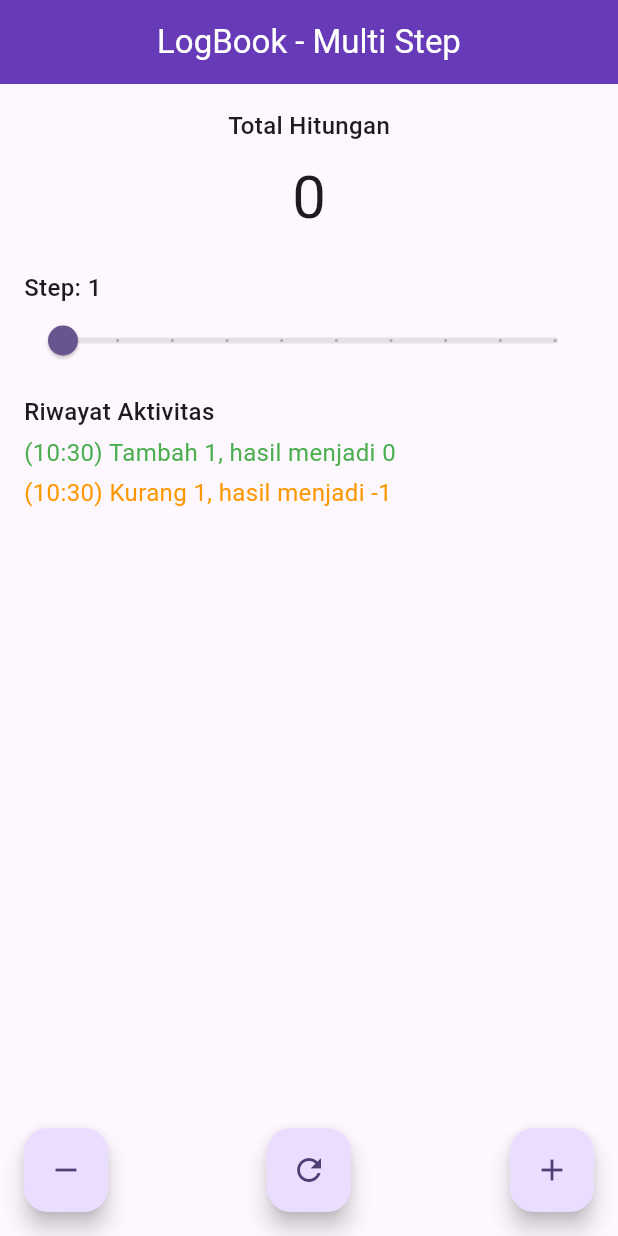
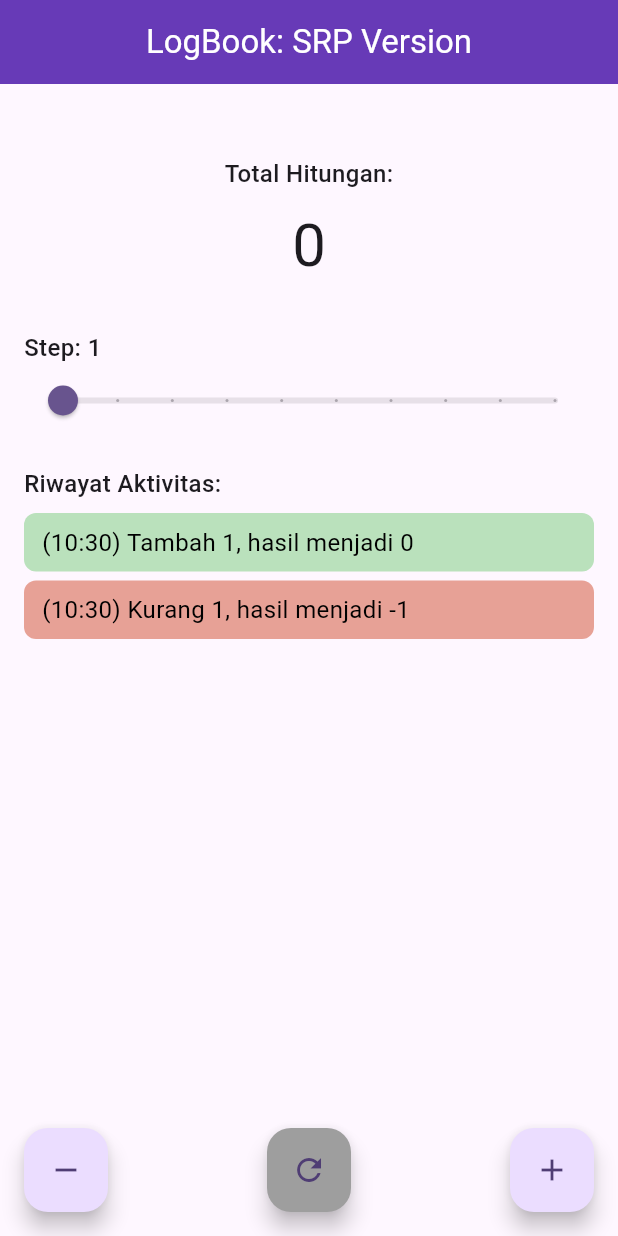
Before and after one commit to zahwanazalla16/-PY4_2A_D3_2024-_Modul1_030, a Flutter app: the screen it shows after launch, after a tap on the "remove" icon, after a tap on the "add" icon, on a phone screen of 412 x 824 dp. Run offline on Flutter 3.47's test engine with Material 3 defaults, Android fonts, the phone set to English and light mode, and no system bars.

Commit message:
Update UI dan reset

```diff
--- a/lib/counter_controller.dart
+++ b/lib/counter_controller.dart
@@ -17,9 +17,8 @@ class CounterController {
     return '($hour:$minute)';
   }
 
-  void _addHistory(String action) {
-    _history.insert(0, action);
-
+  void _addHistory(String text) {
+    _history.insert(0, text);
     if (_history.length > 5) {
       _history.removeLast();
     }
@@ -47,6 +46,10 @@ class CounterController {
 
   void reset() {
     _counter = 0;
-    _history.clear();
+    _step = 1;
+
+    _addHistory(
+      '${_currentTime()} Berhasil Reset',
+    );
   }
 }
--- a/lib/counter_view.dart
+++ b/lib/counter_view.dart
@@ -11,25 +11,20 @@ class CounterView extends StatefulWidget {
 class _CounterViewState extends State<CounterView> {
   final CounterController _controller = CounterController();
 
-  // Warna Riwayat
-  Color _getHistoryColor(String text) {
-    if (text.contains('Tambah')) {
-      return Colors.green;
-    } else if (text.contains('Kurang')) {
-      return Colors.orange;
-    }
-    return Colors.black;
+  Color _getHistoryBackground(String text) {
+    if (text.contains('Tambah')) return const Color.fromARGB(255, 186, 225, 188);
+    if (text.contains('Kurang')) return const Color.fromARGB(255, 231, 161, 150);
+    if (text.contains('Reset')) return const Color.fromARGB(255, 194, 193, 196);
+    return Colors.grey.shade200;
   }
 
-  // Validasi Reset
   void _showResetConfirmation() {
     showDialog(
       context: context,
       builder: (context) => AlertDialog(
         title: const Text('Konfirmasi Reset'),
         content: const Text(
-          'Apakah kamu yakin ingin mereset counter?\n'
-          'Semua riwayat akan dihapus.',
+          'Apakah kamu yakin ingin mereset counter?',
         ),
         actions: [
           TextButton(
@@ -37,12 +32,17 @@ class _CounterViewState extends State<CounterView> {
             child: const Text('Batal'),
           ),
           ElevatedButton(
+            style: ElevatedButton.styleFrom(
+              backgroundColor: Colors.grey,
+            ),
             onPressed: () {
+              Navigator.pop(context);
+
               setState(() {
                 _controller.reset();
-              });
-              Navigator.pop(context);
-            },
+            });
+          },
+
             child: const Text('Reset'),
           ),
         ],
@@ -60,23 +60,19 @@ class _CounterViewState extends State<CounterView> {
         backgroundColor: Colors.deepPurple,
         centerTitle: true,
         title: const Text(
-          'LogBook - Multi Step',
+          'LogBook: SRP Version',
           style: TextStyle(color: Colors.white),
         ),
       ),
       body: Stack(
         children: [
           Padding(
-            padding: const EdgeInsets.fromLTRB(16, 16, 16, 90),
+            padding: const EdgeInsets.fromLTRB(16, 48, 16, 100),
             child: Column(
               crossAxisAlignment: CrossAxisAlignment.start,
               children: [
-                // Total Hitungan
                 const Center(
-                  child: Text(
-                    'Total Hitungan',
-                    style: sectionStyle,
-                  ),
+                  child: Text('Total Hitungan:', style: sectionStyle),
                 ),
                 const SizedBox(height: 8),
                 Center(
@@ -86,16 +82,15 @@ class _CounterViewState extends State<CounterView> {
                   ),
                 ),
 
-                const SizedBox(height: 20),
+                const SizedBox(height: 28),
 
-                // Slider
                 Text('Step: ${_controller.step}', style: sectionStyle),
                 Slider(
                   min: 1,
                   max: 10,
                   divisions: 9,
+                  value: _controller.step.toDouble(),
                   label: _controller.step.toString(),
-                  value: _controller.step.toDouble(),
                   onChanged: (value) {
                     setState(() {
                       _controller.setStep(value.toInt());
@@ -103,24 +98,33 @@ class _CounterViewState extends State<CounterView> {
                   },
                 ),
 
-                const SizedBox(height: 12),
+                const SizedBox(height: 20),
 
-                // Riwayat
-                const Text('Riwayat Aktivitas', style: sectionStyle),
-                const SizedBox(height: 4),
+                const Text('Riwayat Aktivitas:', style: sectionStyle),
+                const SizedBox(height: 8),
 
                 Expanded(
                   child: ListView.separated(
                     itemCount: _controller.history.length,
-                    separatorBuilder: (_, __) =>
-                        const SizedBox(height: 4),
+                    separatorBuilder: (_, _) =>
+                        const SizedBox(height: 6),
                     itemBuilder: (context, index) {
                       final text = _controller.history[index];
-                      return Text(
-                        text,
-                        style: TextStyle(
-                          fontSize: 16,
-                          color: _getHistoryColor(text),
+                      return Container(
+                        padding: const EdgeInsets.symmetric(
+                          vertical: 8,
+                          horizontal: 12,
+                        ),
+                        decoration: BoxDecoration(
+                          color: _getHistoryBackground(text),
+                          borderRadius: BorderRadius.circular(8),
+                        ),
+                        child: Text(
+                          text,
+                          style: const TextStyle(
+                            fontSize: 16,
+                            color: Colors.black,
+                          ),
                         ),
                       );
                     },
@@ -130,7 +134,7 @@ class _CounterViewState extends State<CounterView> {
             ),
           ),
 
-          // Tombol
+          // Tombol Aksi
           Positioned(
             bottom: 16,
             left: 16,
@@ -151,6 +155,7 @@ class _CounterViewState extends State<CounterView> {
             child: Center(
               child: FloatingActionButton(
                 heroTag: 'reset',
+                backgroundColor: Colors.grey,
                 onPressed: _showResetConfirmation,
                 child: const Icon(Icons.refresh),
               ),
```
